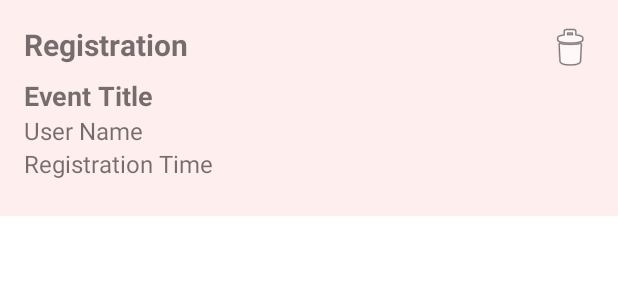
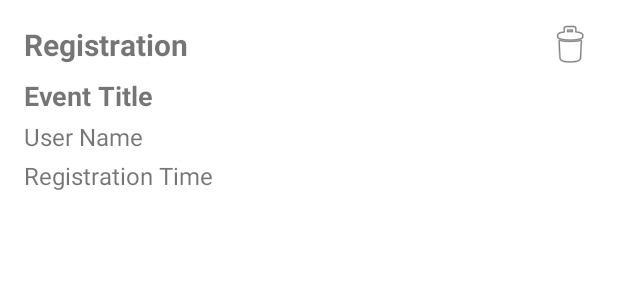
Before and after one commit to alex-sumy-ua/eventium-frontend, an Android app built with Jetpack Compose: the layout item_registration.xml on its own in the app's theme, with its tools: preview values and no code run, on a phone screen of 412 x 824 dp. Shown: the top 300 px of the screen. Run offline under Robolectric (Android 15) with nearby library versions, the phone set to English and light mode, and no system bars.

Commit message:
refactoring: code cleanup

```diff
--- a/app/src/main/res/layout/item_registration.xml
+++ b/app/src/main/res/layout/item_registration.xml
@@ -5,7 +5,9 @@
     android:layout_width="match_parent"
     android:layout_height="wrap_content"
     android:padding="16dp"
-    android:background="#ffeeee">
+    android:background="?attr/selectableItemBackground"
+    android:clickable="true"
+    android:focusable="true">
 
     <!-- Title -->
     <TextView
@@ -16,7 +18,9 @@
         android:textSize="20sp"
         android:textStyle="bold"
         app:layout_constraintTop_toTopOf="parent"
-        app:layout_constraintStart_toStartOf="parent" />
+        app:layout_constraintStart_toStartOf="parent"
+        app:layout_constraintBottom_toTopOf="@id/eventTitleTextView"
+        android:layout_marginBottom="8dp" />
 
     <!-- Delete Button -->
     <ImageButton
@@ -27,6 +31,7 @@
         android:contentDescription="Delete Registration"
         android:src="@android:drawable/ic_menu_delete"
         app:layout_constraintTop_toTopOf="parent"
+        app:layout_constraintBottom_toBottomOf="@id/text_registration"
         app:layout_constraintEnd_toEndOf="parent" />
 
     <!-- Event Title -->
@@ -37,10 +42,10 @@
         android:text="Event Title"
         android:textSize="18sp"
         android:textStyle="bold"
-        android:layout_marginTop="8dp"
         app:layout_constraintTop_toBottomOf="@id/text_registration"
         app:layout_constraintStart_toStartOf="parent"
-        app:layout_constraintEnd_toEndOf="parent" />
+        app:layout_constraintEnd_toEndOf="parent"
+        android:layout_marginTop="8dp" />
 
     <!-- User Name -->
     <TextView
@@ -51,7 +56,8 @@
         android:textSize="16sp"
         app:layout_constraintTop_toBottomOf="@id/eventTitleTextView"
         app:layout_constraintStart_toStartOf="parent"
-        app:layout_constraintEnd_toEndOf="parent" />
+        app:layout_constraintEnd_toEndOf="parent"
+        android:layout_marginTop="4dp" />
 
     <!-- Registration Time -->
     <TextView
@@ -64,5 +70,7 @@
         app:layout_constraintStart_toStartOf="parent"
         app:layout_constraintEnd_toEndOf="parent"
         app:layout_constraintBottom_toBottomOf="parent"
+        android:layout_marginTop="4dp"
         android:layout_marginBottom="8dp" />
+
 </androidx.constraintlayout.widget.ConstraintLayout>
```
Also changed, not shown: app/src/main/java/com/gamboom/eventiumfrontend/service/RegistrationAdapter.java (+3 -9 lines), app/src/main/java/com/gamboom/eventiumfrontend/view/RegistrationFragment.java (+14 -26 lines), app/src/main/res/layout/fragment_registration.xml (+15 -15 lines).
